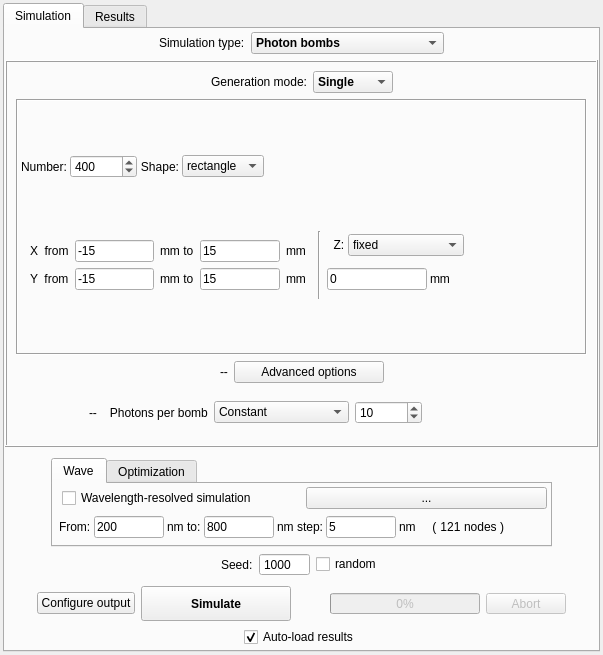
This is ants3bundle/src/ants3/gui/photsim/aphotsimwin.ui in andrmor/ANTS3bundle as Qt 5 draws it before an edit. The edited form follows.
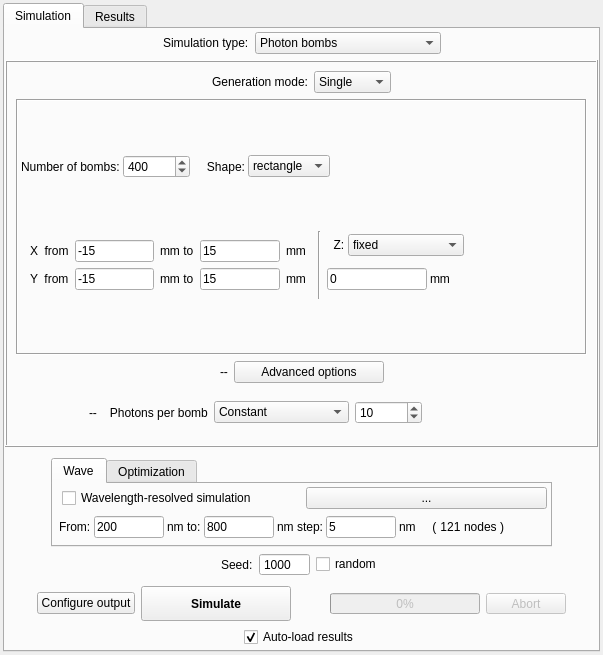
This is the edited form. The open tabs and pages were chosen to show the change.

```diff
--- a/ants3bundle/src/ants3/gui/photsim/aphotsimwin.ui
+++ b/ants3bundle/src/ants3/gui/photsim/aphotsimwin.ui
@@ -80,7 +80,7 @@
            <widget class="QComboBox" name="cobSimType">
             <property name="font">
              <font>
-              <bold>true</bold>
+              <fontweight>DemiBold</fontweight>
              </font>
             </property>
             <item>
@@ -168,7 +168,7 @@
                <widget class="QComboBox" name="cobNodeGenerationMode">
                 <property name="font">
                  <font>
-                  <bold>true</bold>
+                  <fontweight>DemiBold</fontweight>
                  </font>
                 </property>
                 <property name="contextMenuPolicy">
@@ -1014,8 +1014,14 @@
                  <layout class="QHBoxLayout" name="horizontalLayout_15">
                   <item>
                    <widget class="QLabel" name="label_90">
+                    <property name="font">
+                     <font>
+                      <kerning>true</kerning>
+                      <fontweight>Medium</fontweight>
+                     </font>
+                    </property>
                     <property name="text">
-                     <string>Number:</string>
+                     <string>Number of bombs:</string>
                     </property>
                    </widget>
                   </item>
@@ -1035,7 +1041,7 @@
                   <item>
                    <widget class="QLabel" name="label_254">
                     <property name="text">
-                     <string>Shape:</string>
+                     <string>    Shape:</string>
                     </property>
                     <property name="alignment">
                      <set>Qt::AlignmentFlag::AlignRight|Qt::AlignmentFlag::AlignTrailing|Qt::AlignmentFlag::AlignVCenter</set>
```
Left out of the diff: 2 changed lines with no effect on the pictures.
